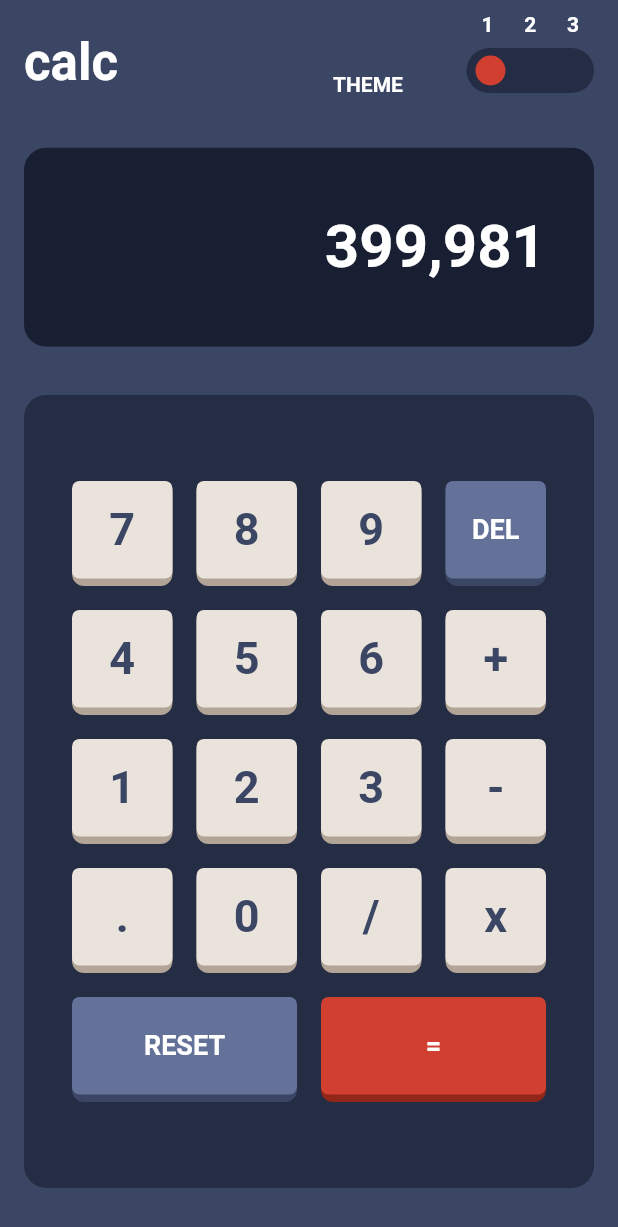
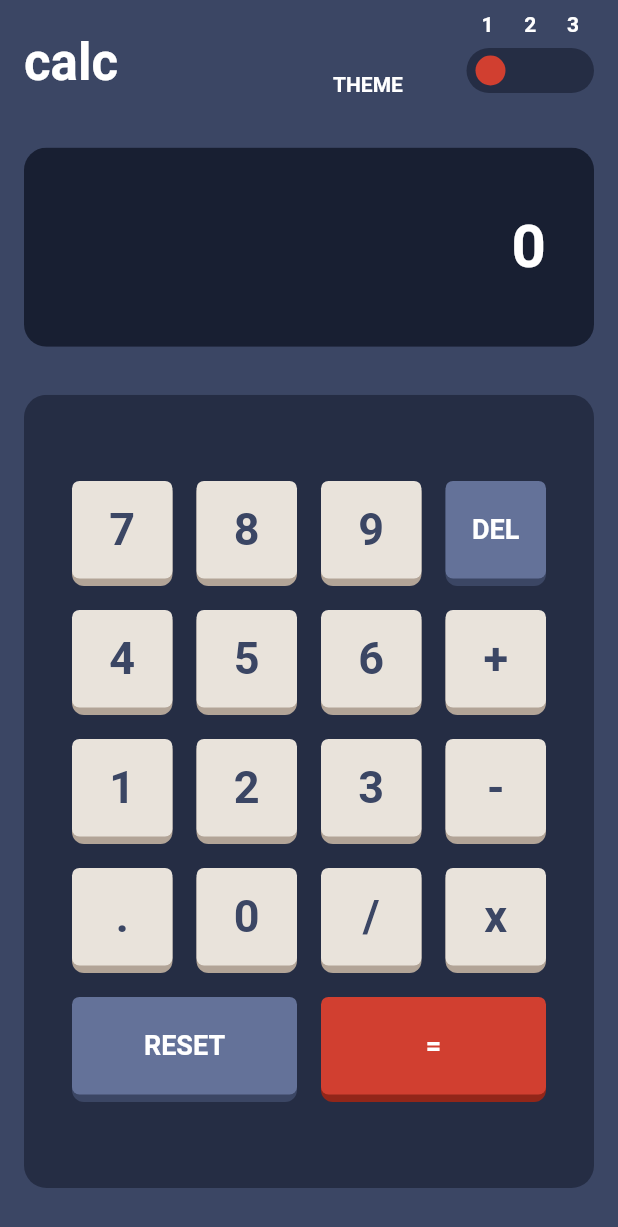
Before and after one commit to jManuel025/calculator_with_provider, a Flutter app: the screen it shows after launch, on a phone screen of 412 x 824 dp. Shown: the top 1227 px of the screen. Run offline on Flutter 3.47's test engine with Material 2 defaults, Android fonts, the phone set to English and light mode, and no system bars; our stand-ins replace google_fonts; Roboto replaces fonts that are missing (Spartan).

Commit message:
feat: provider basic structure

```diff
--- /dev/null
+++ b/lib/src/provider/NumberInputProvider.dart
@@ -0,0 +1,14 @@
+import 'package:flutter/cupertino.dart';
+
+class NumberInputProvider extends ChangeNotifier {
+  int _number = 0;
+
+  int get number {
+    return _number;
+  }
+
+  set number(int number) {
+    _number = number;
+    notifyListeners();
+  }
+}
--- a/lib/src/ui/widgets/input_widget.dart
+++ b/lib/src/ui/widgets/input_widget.dart
@@ -1,8 +1,12 @@
+import 'package:calculator_with_provider/src/provider/NumberInputProvider.dart';
 import 'package:flutter/material.dart';
+import 'package:provider/provider.dart';
 
 class Input extends StatelessWidget {
   @override
   Widget build(BuildContext context) {
+    return Consumer<NumberInputProvider>(
+      builder: (context, value, _) {
         return Padding(
           padding: const EdgeInsets.all(16.0),
           child: ClipRRect(
@@ -13,11 +17,13 @@ class Input extends StatelessWidget {
               width: double.maxFinite,
               color: Theme.of(context).primaryColorDark,
               child: Text(
-            '399,981',
+                '${value.number}',
                 style: Theme.of(context).textTheme.headline3,
               ),
             ),
           ),
         );
+      },
+    );
   }
 }
--- a/lib/src/ui/widgets/numpad_key_widget.dart
+++ b/lib/src/ui/widgets/numpad_key_widget.dart
@@ -1,5 +1,7 @@
+import 'package:calculator_with_provider/src/provider/NumberInputProvider.dart';
 import 'package:calculator_with_provider/src/utils/Palette.dart';
 import 'package:flutter/material.dart';
+import 'package:provider/provider.dart';
 
 enum Type { number, action, result }
 
@@ -23,8 +25,13 @@ class NumpadKey extends StatelessWidget {
       Type.result: Palette.accent[100],
     };
     Size _size = MediaQuery.of(context).size;
-    return Container(
-      width: ((_size.width - 48) / (isLarge ? 2 : 4)) - (isLarge ? 32 : 24),
+    return Consumer<NumberInputProvider>(
+      builder: (context, value, _) {
+        return GestureDetector(
+          onTap: () => _writeNumber(keyChar, value),
+          child: Container(
+            width:
+                ((_size.width - 48) / (isLarge ? 2 : 4)) - (isLarge ? 32 : 24),
             height: 70,
             child: Stack(
               children: [
@@ -54,6 +61,13 @@ class NumpadKey extends StatelessWidget {
                 )
               ],
             ),
+          ),
+        );
+      },
     );
   }
+
+  void _writeNumber(String key, NumberInputProvider value) {
+    value.number = int.parse(key);
   }
+}
```
Also changed, not shown: lib/main.dart (+10 -1 lines). Lines whose indentation alone changed are shown as unchanged.
